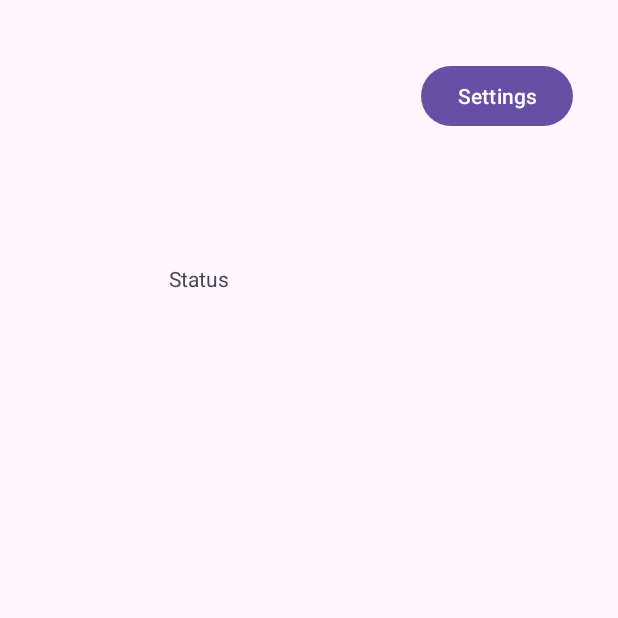
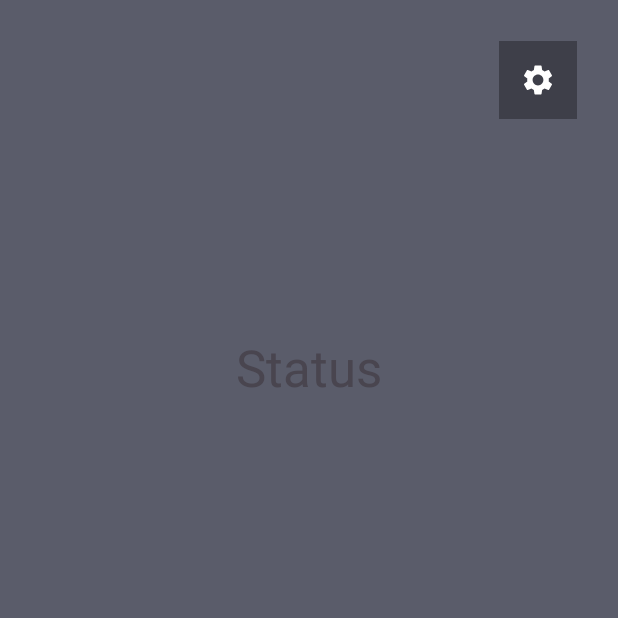
Before and after one commit to lalcott04/OmniTrace, an Android app: the screen it shows after launch (MainActivity), on a phone screen of 412 x 824 dp, the top half of it. Run offline under Robolectric (Android 15) with nearby library versions, the phone set to English and light mode, and no system bars.

Commit message:
Updated the button to work as intended

```diff
--- a/app/src/main/java/com/example/omnitrace/MainActivity.java
+++ b/app/src/main/java/com/example/omnitrace/MainActivity.java
@@ -4,6 +4,7 @@ import android.content.Intent;
 import android.os.Bundle;
 import android.view.View;
 import android.widget.Button;
+import android.widget.ImageButton;
 
 import androidx.activity.EdgeToEdge;
 import androidx.appcompat.app.AppCompatActivity;
@@ -13,7 +14,7 @@ import androidx.core.view.WindowInsetsCompat;
 
 public class MainActivity extends AppCompatActivity {
 
-    Button settingsBtn;
+    ImageButton settingsBtn;
 
     @Override
     protected void onCreate(Bundle savedInstanceState) {
@@ -21,7 +22,7 @@ public class MainActivity extends AppCompatActivity {
         EdgeToEdge.enable(this);
         setContentView(R.layout.activity_main);
 
-        settingsBtn = (Button) findViewById(R.id.settingsBtn);
+        settingsBtn = (ImageButton) findViewById(R.id.settingsBtn);
         settingsBtn.setOnClickListener(new View.OnClickListener(){
             @Override
             public void onClick(View v){
--- /dev/null
+++ b/app/src/main/res/drawable/cog_icon.xml
@@ -0,0 +1,5 @@
+<vector xmlns:android="http://schemas.android.com/apk/res/android" android:height="24dp" android:tint="#FFFFFF" android:viewportHeight="24" android:viewportWidth="24" android:width="24dp">
+
+    <path android:fillColor="@android:color/white" android:pathData="M19.14,12.94c0.04,-0.3 0.06,-0.61 0.06,-0.94c0,-0.32 -0.02,-0.64 -0.07,-0.94l2.03,-1.58c0.18,-0.14 0.23,-0.41 0.12,-0.61l-1.92,-3.32c-0.12,-0.22 -0.37,-0.29 -0.59,-0.22l-2.39,0.96c-0.5,-0.38 -1.03,-0.7 -1.62,-0.94L14.4,2.81c-0.04,-0.24 -0.24,-0.41 -0.48,-0.41h-3.84c-0.24,0 -0.43,0.17 -0.47,0.41L9.25,5.35C8.66,5.59 8.12,5.92 7.63,6.29L5.24,5.33c-0.22,-0.08 -0.47,0 -0.59,0.22L2.74,8.87C2.62,9.08 2.66,9.34 2.86,9.48l2.03,1.58C4.84,11.36 4.8,11.69 4.8,12s0.02,0.64 0.07,0.94l-2.03,1.58c-0.18,0.14 -0.23,0.41 -0.12,0.61l1.92,3.32c0.12,0.22 0.37,0.29 0.59,0.22l2.39,-0.96c0.5,0.38 1.03,0.7 1.62,0.94l0.36,2.54c0.05,0.24 0.24,0.41 0.48,0.41h3.84c0.24,0 0.44,-0.17 0.47,-0.41l0.36,-2.54c0.59,-0.24 1.13,-0.56 1.62,-0.94l2.39,0.96c0.22,0.08 0.47,0 0.59,-0.22l1.92,-3.32c0.12,-0.22 0.07,-0.47 -0.12,-0.61L19.14,12.94zM12,15.6c-1.98,0 -3.6,-1.62 -3.6,-3.6s1.62,-3.6 3.6,-3.6s3.6,1.62 3.6,3.6S13.98,15.6 12,15.6z"/>
+
+</vector>
--- a/app/src/main/res/layout/activity_main.xml
+++ b/app/src/main/res/layout/activity_main.xml
@@ -5,30 +5,31 @@
     android:id="@+id/main"
     android:layout_width="match_parent"
     android:layout_height="match_parent"
+    android:background="#5A5C6A"
     tools:context=".MainActivity">
 
     <TextView
         android:id="@+id/textView"
         android:layout_width="187dp"
-        android:layout_height="0dp"
-        android:layout_marginBottom="484dp"
+        android:layout_height="60dp"
+        android:layout_marginTop="222dp"
         android:text="@string/status"
-        app:layout_constraintBottom_toBottomOf="parent"
+        android:textAlignment="center"
+        android:textSize="34sp"
         app:layout_constraintEnd_toEndOf="parent"
         app:layout_constraintStart_toStartOf="parent"
-        app:layout_constraintTop_toBottomOf="@+id/settingsBtn"
-        app:layout_constraintVertical_bias="0.291" />
-
-    <Button
-        android:id="@+id/settingsBtn"
-        android:layout_width="wrap_content"
-        android:layout_height="wrap_content"
-        android:layout_marginTop="40dp"
-        android:layout_marginEnd="30dp"
-        android:layout_marginBottom="88dp"
-        android:text="@string/settings"
-        app:layout_constraintBottom_toTopOf="@+id/textView"
-        app:layout_constraintEnd_toEndOf="parent"
         app:layout_constraintTop_toTopOf="parent" />
 
+    <ImageButton
+        android:id="@+id/settingsBtn"
+        android:layout_width="52dp"
+        android:layout_height="52dp"
+        android:layout_marginTop="27dp"
+        android:layout_marginEnd="27dp"
+        android:background="#3E3F49"
+        android:contentDescription="@string/settings"
+        app:layout_constraintEnd_toEndOf="parent"
+        app:layout_constraintTop_toTopOf="parent"
+        app:srcCompat="@drawable/cog_icon" />
+
 </androidx.constraintlayout.widget.ConstraintLayout>
--- a/app/src/main/res/layout/activity_settings.xml
+++ b/app/src/main/res/layout/activity_settings.xml
@@ -9,9 +9,9 @@
         android:id="@+id/backBtn"
         android:layout_width="wrap_content"
         android:layout_height="wrap_content"
-        android:layout_marginTop="32dp"
-        android:layout_marginEnd="32dp"
+        android:layout_marginStart="28dp"
+        android:layout_marginTop="35dp"
         android:text="@string/back"
-        app:layout_constraintEnd_toEndOf="parent"
+        app:layout_constraintStart_toStartOf="parent"
         app:layout_constraintTop_toTopOf="parent" />
 </androidx.constraintlayout.widget.ConstraintLayout>
```
